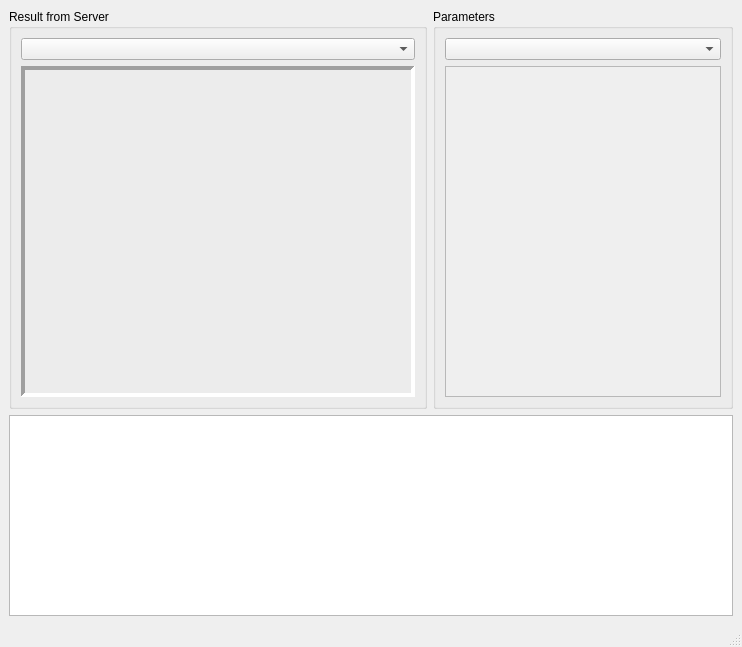
The window that gui_mapping_client/resource/main_window.ui (sonia-auv/rqt_sonia_plugins) describes before a commit, drawn with Qt 5.
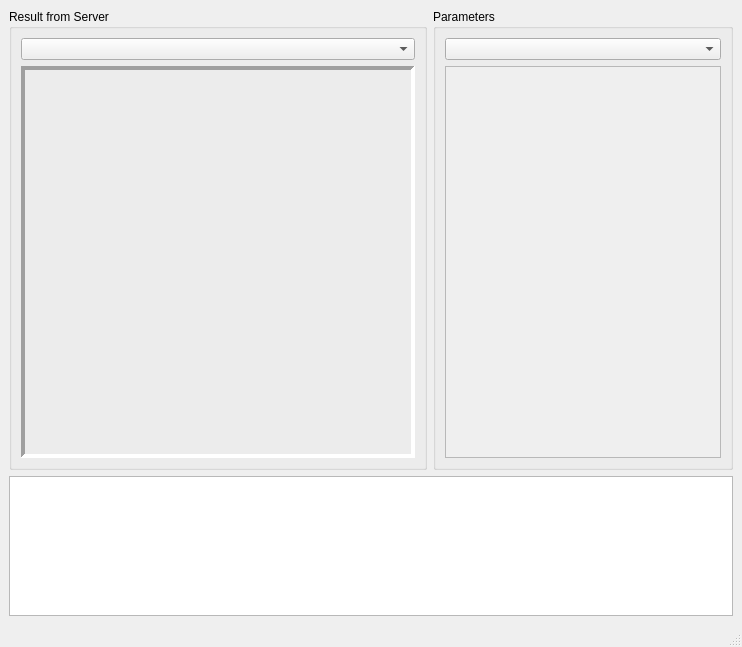
The same window after the commit. Icons and pictures are not drawn. Custom widgets are drawn as their Qt base class.

Commit message: Improving the rendering of the logging widget. Adding color and set a fixed size

```diff
--- a/gui_mapping_client/resource/main_window.ui
+++ b/gui_mapping_client/resource/main_window.ui
@@ -115,7 +115,7 @@
               <x>0</x>
               <y>0</y>
               <width>268</width>
-              <height>319</height>
+              <height>371</height>
              </rect>
             </property>
             <layout class="QVBoxLayout" name="parameter_layout">
@@ -138,7 +138,14 @@
      </layout>
     </item>
     <item row="1" column="0">
-     <widget class="QPlainTextEdit" name="log_widget"/>
+     <widget class="QPlainTextEdit" name="log_widget">
+      <property name="maximumSize">
+       <size>
+        <width>16777215</width>
+        <height>140</height>
+       </size>
+      </property>
+     </widget>
     </item>
    </layout>
   </widget>
```
The commit also changes 2 other files.
